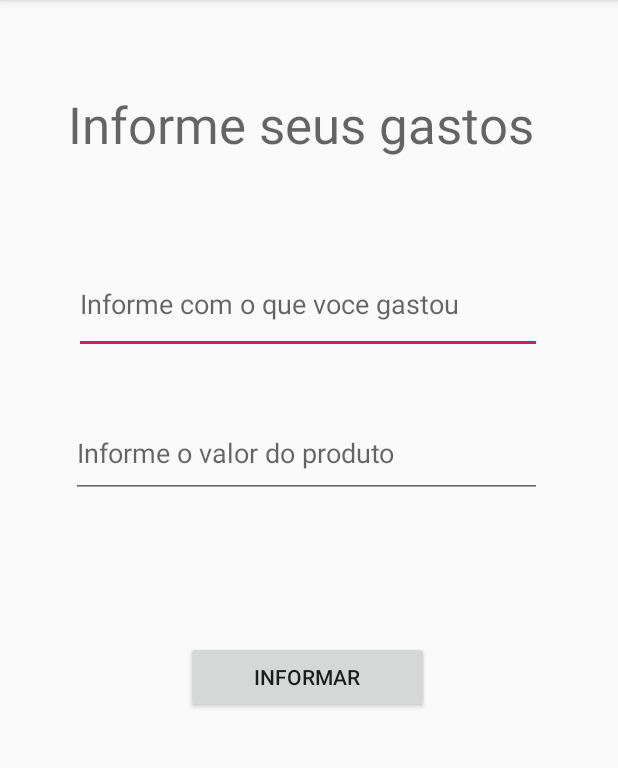
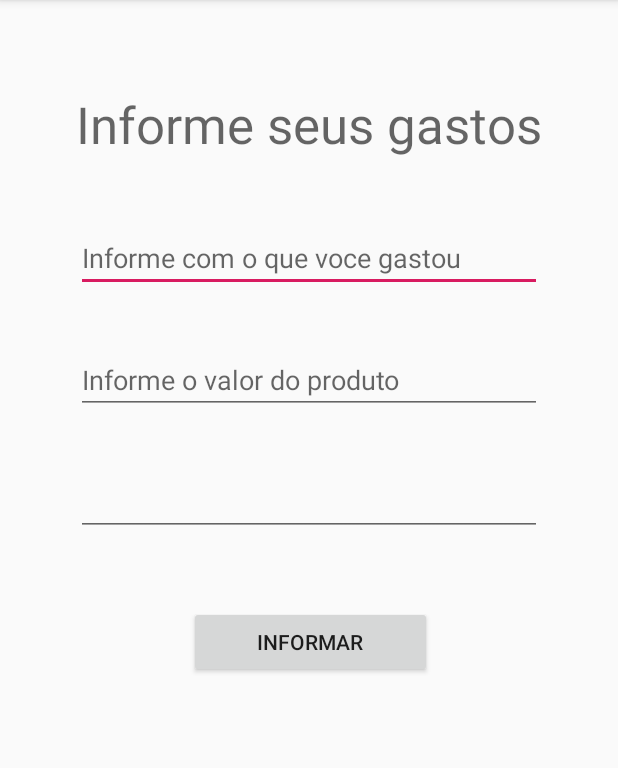
Before and after one commit to DaniloMartins96/GASTOSCONTROL, an Android app: the screen it shows after launch (Gastos_Activity), after a tap on an icon or button, on a phone screen of 412 x 824 dp, the part 84-852 px from its top. Run offline under Robolectric (Android 15) with nearby library versions, the phone set to English and light mode, and no system bars.

Commit message:
Proximas alterações

```diff
--- a/app/src/main/java/com/example/tarde/myapplication/Gastos.java
+++ b/app/src/main/java/com/example/tarde/myapplication/Gastos.java
@@ -6,13 +6,14 @@ public class Gastos {
     private double valor;
     private String data;
 
-    public Gastos(String descricao, double valor, String data) {
+    public Gastos(long idGasto, String descricao, double valor, String data) {
+        this.idGasto = idGasto;
         this.descricao = descricao;
         this.valor = valor;
         this.data = data;
     }
 
-    public Gastos(long idGasto, String descricao) {
+    public Gastos(long idGasto, String descricao,) {
         this.idGasto = idGasto;
         this.descricao = descricao;
         this.valor = valor;
--- a/app/src/main/java/com/example/tarde/myapplication/Gastos_Activity.java
+++ b/app/src/main/java/com/example/tarde/myapplication/Gastos_Activity.java
@@ -31,6 +31,8 @@ public class Gastos_Activity extends AppCompatActivity {
             btnInfo.setOnClickListener(new View.OnClickListener() {
                 @Override
                 public void onClick(View v) {
+                    //Recuperar valores do formulario
+                    //Gerar um objeto
                     String gastos = mainGastos.getText().toString();
                     double valor = Double.parseDouble(valorGasto.getText().toString());
 
--- a/app/src/main/java/com/example/tarde/myapplication/MainActivity.java
+++ b/app/src/main/java/com/example/tarde/myapplication/MainActivity.java
@@ -27,7 +27,7 @@ public class MainActivity extends AppCompatActivity {
         super.onCreate(savedInstanceState);
         setContentView(R.layout.activity_main);
 
-        listaDeGastos = findViewById(R.id.mainlistaDeGastos);
+        listaDeGastos = findViewById(R.id.main_lista_gastos);
         buttonAdd = findViewById(R.id.buttonAdd);
 
 
--- a/app/src/main/res/layout/activity_gastos_.xml
+++ b/app/src/main/res/layout/activity_gastos_.xml
@@ -8,8 +8,8 @@
 
     <EditText
         android:id="@+id/mainGastos"
-        android:layout_width="312dp"
-        android:layout_height="66dp"
+        android:layout_width="0dp"
+        android:layout_height="wrap_content"
         android:layout_marginTop="44dp"
         android:ems="10"
         android:hint="@string/mainGastos"
@@ -21,8 +21,8 @@
 
     <TextView
         android:id="@+id/textView"
-        android:layout_width="321dp"
-        android:layout_height="66dp"
+        android:layout_width="wrap_content"
+        android:layout_height="wrap_content"
         android:layout_marginStart="8dp"
         android:layout_marginLeft="8dp"
         android:layout_marginTop="60dp"
@@ -37,8 +37,8 @@
 
     <EditText
         android:id="@+id/valorGasto"
-        android:layout_width="314dp"
-        android:layout_height="60dp"
+        android:layout_width="0dp"
+        android:layout_height="wrap_content"
         android:layout_marginTop="36dp"
         android:ems="10"
         android:hint="@string/valorGasto"
@@ -52,13 +52,25 @@
         android:id="@+id/btnInfo"
         android:layout_width="162dp"
         android:layout_height="wrap_content"
-        android:layout_marginTop="60dp"
+        android:layout_marginTop="8dp"
         android:layout_marginBottom="8dp"
         android:text="@string/btnInfo"
         app:layout_constraintBottom_toBottomOf="parent"
+        app:layout_constraintEnd_toEndOf="@+id/editText"
+        app:layout_constraintHorizontal_bias="0.506"
+        app:layout_constraintStart_toStartOf="@+id/editText"
+        app:layout_constraintTop_toBottomOf="@+id/editText"
+        app:layout_constraintVertical_bias="0.111" />
+
+    <EditText
+        android:id="@+id/editText"
+        android:layout_width="0dp"
+        android:layout_height="wrap_content"
+        android:layout_marginTop="36dp"
+        android:ems="10"
+        android:inputType="date"
         app:layout_constraintEnd_toEndOf="@+id/valorGasto"
-        app:layout_constraintHorizontal_bias="0.506"
+        app:layout_constraintHorizontal_bias="0.0"
         app:layout_constraintStart_toStartOf="@+id/valorGasto"
-        app:layout_constraintTop_toBottomOf="@+id/valorGasto"
-        app:layout_constraintVertical_bias="0.111" />
+        app:layout_constraintTop_toBottomOf="@+id/valorGasto" />
 </android.support.constraint.ConstraintLayout>
--- a/app/src/main/res/layout/activity_main.xml
+++ b/app/src/main/res/layout/activity_main.xml
@@ -7,7 +7,7 @@
     tools:context=".MainActivity">
 
     <ListView
-        android:id="@+id/mainlistaDeGastos"
+        android:id="@+id/main_lista_gastos"
         android:layout_width="0dp"
         android:layout_height="0dp"
         android:layout_marginStart="8dp"
--- a/build.gradle
+++ b/build.gradle
@@ -7,7 +7,7 @@ buildscript {
         jcenter()
     }
     dependencies {
-        classpath 'com.android.tools.build:gradle:3.2.1'
+        classpath 'com.android.tools.build:gradle:3.3.1'
 
 
         // NOTE: Do not place your application dependencies here; they belong
```
Also changed, not shown: app/src/main/java/com/example/tarde/myapplication/ListaDeGastos.java (deleted, +0 -19 lines), gradle/wrapper/gradle-wrapper.properties.
